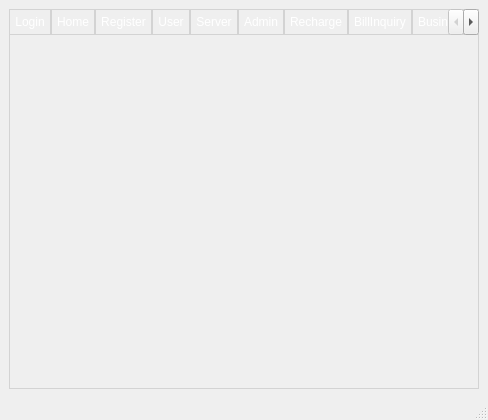
Above: src/telecharge.ui from Jackie-Li-0228/SQL-telecharge-system before the change. Below: the same form after it.
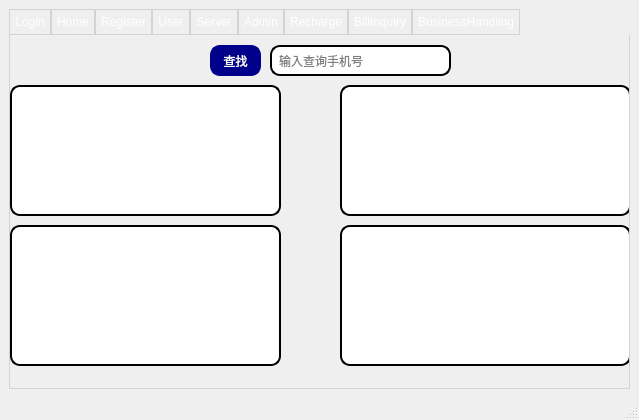
That is the form after the change. The open tabs and pages were chosen to show the change. Icons and pictures are not drawn.

Commit message: server page done

```diff
--- a/src/telecharge.ui
+++ b/src/telecharge.ui
@@ -6,7 +6,7 @@
    <rect>
     <x>0</x>
     <y>0</y>
-    <width>488</width>
+    <width>639</width>
     <height>420</height>
    </rect>
   </property>
@@ -914,6 +914,132 @@
        <attribute name="title">
         <string>Server</string>
        </attribute>
+       <widget class="QLineEdit" name="customerServicePhoneEdit">
+        <property name="geometry">
+         <rect>
+          <x>260</x>
+          <y>10</y>
+          <width>181</width>
+          <height>31</height>
+         </rect>
+        </property>
+        <property name="styleSheet">
+         <string notr="true">border: 2px solid #000000;
+border-radius: 10px;
+background-color: #FFFFFF;
+color: #000000;
+padding: 5px;</string>
+        </property>
+        <property name="placeholderText">
+         <string>输入查询手机号</string>
+        </property>
+       </widget>
+       <widget class="QPushButton" name="customerServiceButton">
+        <property name="geometry">
+         <rect>
+          <x>200</x>
+          <y>10</y>
+          <width>51</width>
+          <height>31</height>
+         </rect>
+        </property>
+        <property name="sizePolicy">
+         <sizepolicy hsizetype="Expanding" vsizetype="Fixed">
+          <horstretch>0</horstretch>
+          <verstretch>0</verstretch>
+         </sizepolicy>
+        </property>
+        <property name="styleSheet">
+         <string notr="true">border: 2px solid #00008B;
+border-radius: 10px;
+background-color: #00008B;
+color: #FFFFFF;
+padding: 5px;</string>
+        </property>
+        <property name="text">
+         <string>查找</string>
+        </property>
+       </widget>
+       <widget class="QTableWidget" name="customerServiceInfoWidget">
+        <property name="geometry">
+         <rect>
+          <x>0</x>
+          <y>50</y>
+          <width>271</width>
+          <height>131</height>
+         </rect>
+        </property>
+        <property name="styleSheet">
+         <string notr="true">QTableWidget {
+    border: 2px solid #000000;
+    border-radius: 10px;
+    background-color: #FFFFFF;
+    color: #000000;
+    padding: 5px;
+}
+</string>
+        </property>
+       </widget>
+       <widget class="QTableWidget" name="customerServiceTransactionsWidget">
+        <property name="geometry">
+         <rect>
+          <x>330</x>
+          <y>50</y>
+          <width>291</width>
+          <height>131</height>
+         </rect>
+        </property>
+        <property name="styleSheet">
+         <string notr="true">QTableWidget {
+    border: 2px solid #000000;
+    border-radius: 10px;
+    background-color: #FFFFFF;
+    color: #000000;
+    padding: 5px;
+}
+</string>
+        </property>
+       </widget>
+       <widget class="QTableWidget" name="allServicesWidget">
+        <property name="geometry">
+         <rect>
+          <x>330</x>
+          <y>190</y>
+          <width>291</width>
+          <height>141</height>
+         </rect>
+        </property>
+        <property name="styleSheet">
+         <string notr="true">QTableWidget {
+    border: 2px solid #000000;
+    border-radius: 10px;
+    background-color: #FFFFFF;
+    color: #000000;
+    padding: 5px;
+}
+</string>
+        </property>
+       </widget>
+       <widget class="QTableWidget" name="allPackagesWidget">
+        <property name="geometry">
+         <rect>
+          <x>0</x>
+          <y>190</y>
+          <width>271</width>
+          <height>141</height>
+         </rect>
+        </property>
+        <property name="styleSheet">
+         <string notr="true">QTableWidget {
+    border: 2px solid #000000;
+    border-radius: 10px;
+    background-color: #FFFFFF;
+    color: #000000;
+    padding: 5px;
+}
+</string>
+        </property>
+       </widget>
       </widget>
       <widget class="QWidget" name="tab_admin">
        <attribute name="title">
```
Left out of the diff: 4 changed lines with no effect on the pictures. The commit also changes 1 other file.
